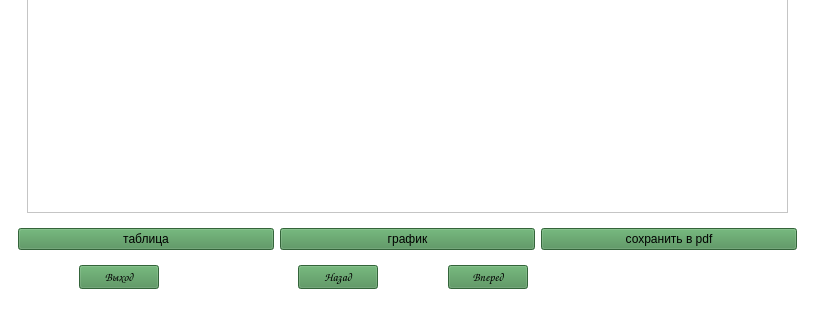
Old version of the form main.ui in the repository ssmlnsk/Practic; both pictures show x 0 to 815 and y 403 to 723 of the 815 by 723 pixel window.
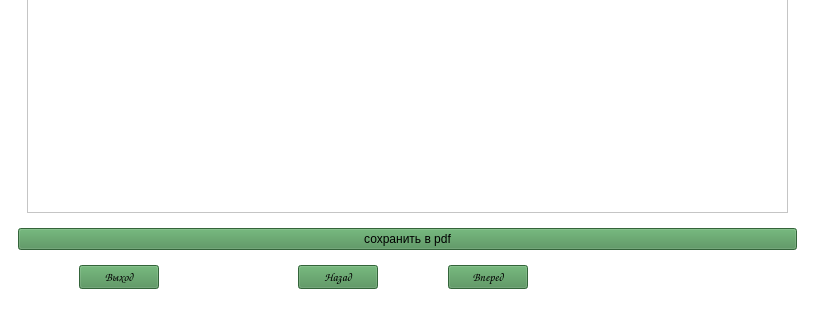
New version of the form. The open tabs and pages were chosen to show the change. Icons and pictures are not drawn.

```diff
--- a/main.ui
+++ b/main.ui
@@ -1040,29 +1040,7 @@
            </widget>
           </item>
           <item>
-           <layout class="QHBoxLayout" name="horizontalLayout_14" stretch="1,1,1">
-            <item>
-             <widget class="QPushButton" name="btn_table">
-              <property name="styleSheet">
-               <string notr="true">background-color: rgb(73, 140, 81);
-font: 9pt &quot;Comic Sans MS&quot;;</string>
-              </property>
-              <property name="text">
-               <string>таблица</string>
-              </property>
-             </widget>
-            </item>
-            <item>
-             <widget class="QPushButton" name="btn_graf">
-              <property name="styleSheet">
-               <string notr="true">background-color: rgb(73, 140, 81);
-font: 9pt &quot;Comic Sans MS&quot;;</string>
-              </property>
-              <property name="text">
-               <string>график</string>
-              </property>
-             </widget>
-            </item>
+           <layout class="QHBoxLayout" name="horizontalLayout_14" stretch="1">
             <item>
              <widget class="QPushButton" name="btn_pdf">
               <property name="styleSheet">
```
Left out of the diff: 9 changed lines with no effect on the pictures.
